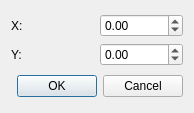
First picture: the form in prj/src/logistic_system/ui/AddGarageDialog.ui, repository ZbigniewLogisticsINC/Projekt, before the edit.
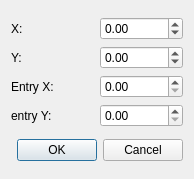
Second picture: the form after the edit.

What changed in the file:
```diff
--- a/prj/src/logistic_system/ui/AddGarageDialog.ui
+++ b/prj/src/logistic_system/ui/AddGarageDialog.ui
@@ -7,7 +7,7 @@
     <x>0</x>
     <y>0</y>
     <width>194</width>
-    <height>113</height>
+    <height>179</height>
    </rect>
   </property>
   <property name="windowTitle">
@@ -50,6 +50,26 @@
        </property>
       </widget>
      </item>
+     <item row="2" column="0">
+      <widget class="QLabel" name="label_3">
+       <property name="text">
+        <string>Entry X:</string>
+       </property>
+      </widget>
+     </item>
+     <item row="2" column="1">
+      <widget class="QDoubleSpinBox" name="doubleSpinBox"/>
+     </item>
+     <item row="3" column="1">
+      <widget class="QDoubleSpinBox" name="doubleSpinBox_2"/>
+     </item>
+     <item row="3" column="0">
+      <widget class="QLabel" name="label_4">
+       <property name="text">
+        <string>entry Y:</string>
+       </property>
+      </widget>
+     </item>
     </layout>
    </item>
    <item>
```
